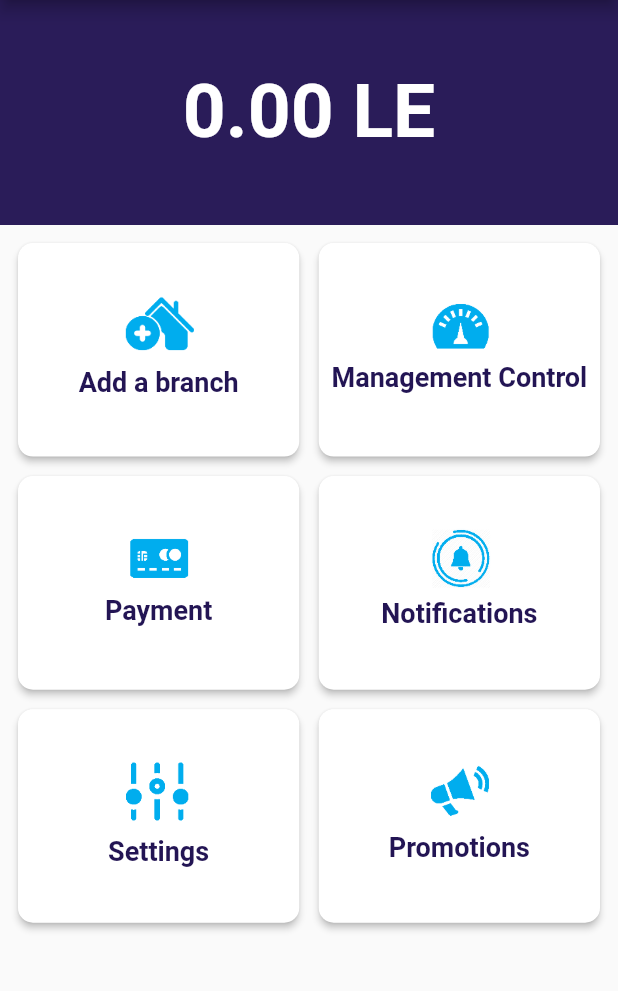
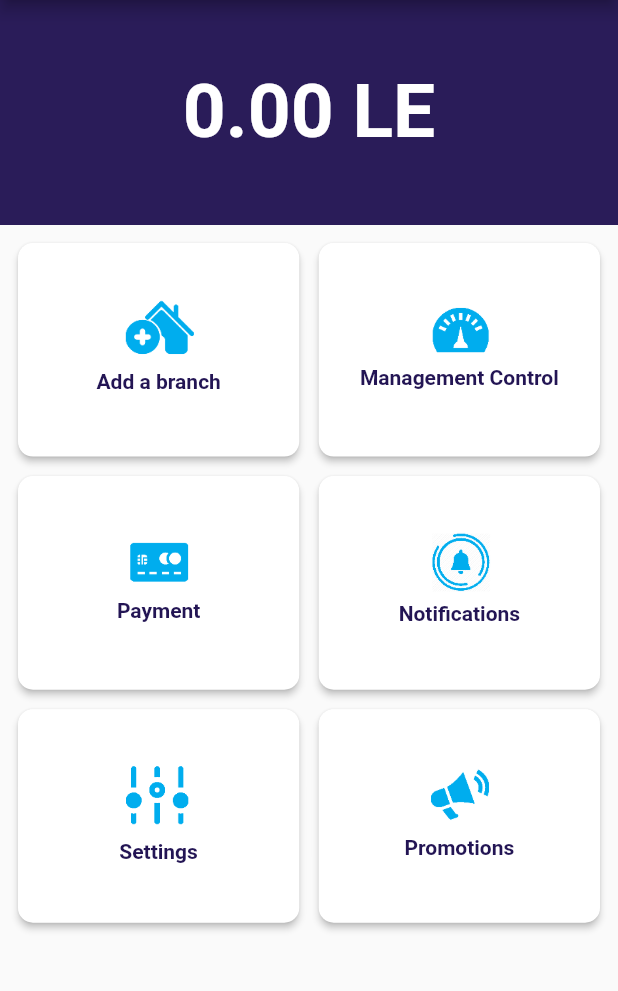
Before and after one commit to LailaNabil/login_screen_task, a Flutter app: the ProfileScreen screen opened by its route, on a phone screen of 412 x 824 dp, the part 84-1075 px from its top. Run offline on Flutter 3.47's test engine with Material 2 defaults, Android fonts, the phone set to English and light mode, and no system bars; drawn by our look-alikes of auto_size_text; our stand-ins replace firebase_auth, firebase_core; accounts and stored records are empty.

Commit message:
auto size text

```diff
--- a/lib/screens/profile_screen.dart
+++ b/lib/screens/profile_screen.dart
@@ -1,5 +1,4 @@
 // import 'package:easy_localization/easy_localization.dart';
-import 'package:flutter/cupertino.dart';
 
 import 'package:flutter/material.dart';
 import 'package:login_screen_task/widgets/custom_card.dart';
--- a/lib/widgets/custom_card.dart
+++ b/lib/widgets/custom_card.dart
@@ -1,3 +1,5 @@
+import 'package:auto_size_text/auto_size_text.dart';
+
 import 'package:flutter/material.dart';
 
 class CustomCard extends StatelessWidget {
@@ -21,10 +23,12 @@ class CustomCard extends StatelessWidget {
             Image.asset(image , width: 50,),
             Padding(
               padding: const EdgeInsets.all(6.0),
-              child: Text(
+              child: AutoSizeText(
                 text,
+                maxLines: 1,
+                maxFontSize: 16,
                 style: TextStyle(
-                    color: Theme.of(context).primaryColor,fontWeight: FontWeight.bold, fontSize: 18),
+                    color: Theme.of(context).primaryColor,fontWeight: FontWeight.bold),
               ),
             )
           ],
--- a/pubspec.yaml
+++ b/pubspec.yaml
@@ -30,6 +30,7 @@ dependencies:
   cupertino_icons: ^1.0.2
   firebase_auth: ^3.3.3
   firebase_core: ^1.10.5
+  auto_size_text: ^3.0.0
 
 dev_dependencies:
   flutter_test:
```
Also changed, not shown: lib/screens/login_screen.dart (+25 -13 lines), pubspec.lock.
